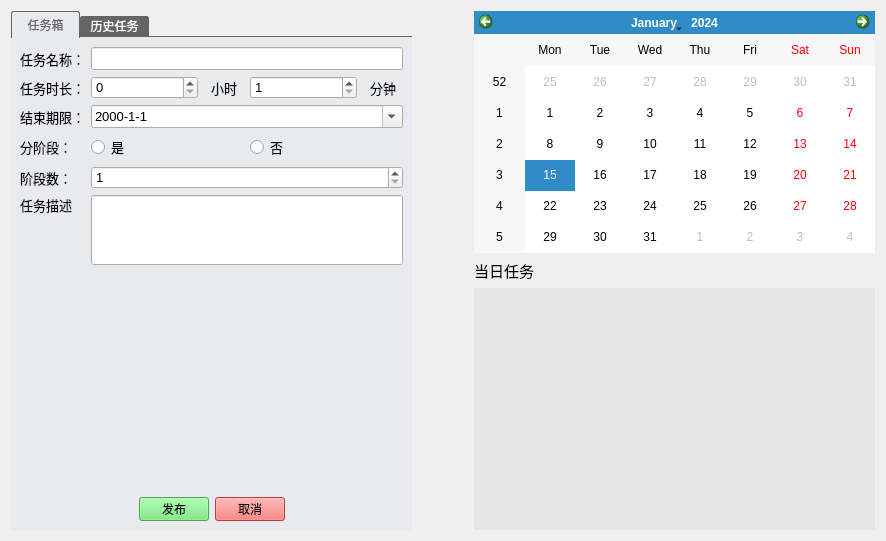
Before: the Qt Designer form gui/taskWidget.ui in WatsonJay/tomato_farm, drawn with Qt 5.
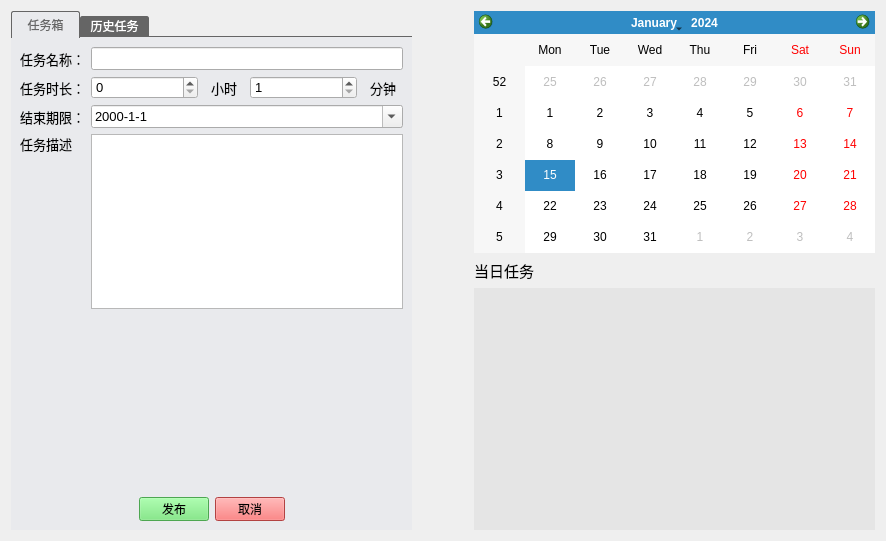
After: the same form once the commit is applied. The open tabs and pages were chosen to show the change. Icons and pictures are not drawn.

The edit to the form file:
```diff
--- a/gui/taskWidget.ui
+++ b/gui/taskWidget.ui
@@ -85,7 +85,7 @@
          <item>
           <widget class="QStackedWidget" name="stackedWidget">
            <property name="currentIndex">
-            <number>0</number>
+            <number>1</number>
            </property>
            <widget class="QWidget" name="page">
             <layout class="QVBoxLayout" name="verticalLayout_4">
@@ -143,6 +143,13 @@
 	border:none;
 	border-radius:12px;
 	background:#6CE872;
+}
+QPushButton:hover{
+	background:#53b357;
+}
+QPushButton:pressed{
+	border:1px solid white;
+	background:#53b357;
 }</string>
                  </property>
                  <property name="text">
@@ -182,7 +189,15 @@
 	border:none;
 	border-radius:12px;
 	background:#FEE66E;
-}</string>
+}
+QPushButton:hover{
+	background:#c5b355;
+}
+QPushButton:pressed{
+	border:1px solid white;
+	background:#c5b355;
+}
+</string>
                  </property>
                  <property name="text">
                   <string/>
@@ -221,6 +236,13 @@
 	border:none;
 	border-radius:12px;
 	background:#F95D5C;
+}
+QPushButton:hover{
+	background:#aa3e3e;
+}
+QPushButton:pressed{
+	border:1px solid white;
+	background:#aa3e3e;
 }</string>
                  </property>
                  <property name="text">
@@ -257,7 +279,7 @@
               </layout>
              </item>
              <item>
-              <widget class="QListWidget" name="TaskListWidget">
+              <widget class="QListWidget" name="taskListWidget">
                <property name="styleSheet">
                 <string notr="true">QListWidget{
 	border:none;
@@ -275,6 +297,12 @@
     border-radius:10px;
     padding:2px 4px;
 }
+QWidget&gt;QTextEdit{
+	border:1px solid gray;
+	background:white;
+    border-radius:10px;
+	padding:2px 4px;
+}
 QWidget&gt;QDateEdit{
 	border:1px solid gray;
 	border-radius:10px;
@@ -347,6 +375,16 @@
                  </property>
                 </widget>
                </item>
+               <item row="0" column="1">
+                <widget class="QLineEdit" name="taskNameEdit">
+                 <property name="font">
+                  <font>
+                   <family>Microsoft YaHei UI</family>
+                   <pointsize>10</pointsize>
+                  </font>
+                 </property>
+                </widget>
+               </item>
                <item row="1" column="0">
                 <widget class="QLabel" name="label_3">
                  <property name="font">
@@ -360,87 +398,6 @@
                  </property>
                 </widget>
                </item>
-               <item row="2" column="0">
-                <widget class="QLabel" name="label_4">
-                 <property name="font">
-                  <font>
-                   <family>Microsoft YaHei UI</family>
-                   <pointsize>10</pointsize>
-                  </font>
-                 </property>
-                 <property name="text">
-                  <string>结束期限：</string>
-                 </property>
-                </widget>
-               </item>
-               <item row="3" column="0">
-                <widget class="QLabel" name="label_5">
-                 <property name="font">
-                  <font>
-                   <family>Microsoft YaHei UI</family>
-                   <pointsize>10</pointsize>
-                  </font>
-                 </property>
-                 <property name="text">
-                  <string>分阶段：</string>
-                 </property>
-                </widget>
-               </item>
-               <item row="4" column="0">
-                <widget class="QLabel" name="label_6">
-                 <property name="font">
-                  <font>
-                   <family>Microsoft YaHei UI</family>
-                   <pointsize>10</pointsize>
-                  </font>
-                 </property>
-                 <property name="text">
-                  <string>阶段数：</string>
-                 </property>
-                </widget>
-               </item>
-               <item row="0" column="1">
-                <widget class="QLineEdit" name="taskNameEdit">
-                 <property name="font">
-                  <font>
-                   <family>Microsoft YaHei UI</family>
-                   <pointsize>10</pointsize>
-                  </font>
-                 </property>
-                </widget>
-               </item>
-               <item row="5" column="0">
-                <widget class="QLabel" name="label_7">
-                 <property name="font">
-                  <font>
-                   <family>Microsoft YaHei UI</family>
-                   <pointsize>10</pointsize>
-                  </font>
-                 </property>
-                 <property name="text">
-                  <string>任务描述</string>
-                 </property>
-                 <property name="alignment">
-                  <set>Qt::AlignLeading|Qt::AlignLeft|Qt::AlignTop</set>
-                 </property>
-                </widget>
-               </item>
-               <item row="5" column="1">
-                <widget class="QLineEdit" name="taskDescEdit">
-                 <property name="minimumSize">
-                  <size>
-                   <width>0</width>
-                   <height>70</height>
-                  </size>
-                 </property>
-                 <property name="font">
-                  <font>
-                   <family>Microsoft YaHei UI</family>
-                   <pointsize>10</pointsize>
-                  </font>
-                 </property>
-                </widget>
-               </item>
                <item row="1" column="1">
                 <layout class="QHBoxLayout" name="horizontalLayout_4">
                  <item>
@@ -518,6 +475,19 @@
                  </item>
                 </layout>
                </item>
+               <item row="2" column="0">
+                <widget class="QLabel" name="label_4">
+                 <property name="font">
+                  <font>
+                   <family>Microsoft YaHei UI</family>
+                   <pointsize>10</pointsize>
+                  </font>
+                 </property>
+                 <property name="text">
+                  <string>结束期限：</string>
+                 </property>
+                </widget>
+               </item>
                <item row="2" column="1">
                 <widget class="QDateEdit" name="taskDeadLineEdit">
                  <property name="font">
@@ -534,50 +504,30 @@
                  </property>
                 </widget>
                </item>
+               <item row="3" column="0">
+                <widget class="QLabel" name="label_7">
+                 <property name="font">
+                  <font>
+                   <family>Microsoft YaHei UI</family>
+                   <pointsize>10</pointsize>
+                  </font>
+                 </property>
+                 <property name="text">
+                  <string>任务描述</string>
+                 </property>
+                 <property name="alignment">
+                  <set>Qt::AlignLeading|Qt::AlignLeft|Qt::AlignTop</set>
+                 </property>
+                </widget>
+               </item>
                <item row="3" column="1">
-                <layout class="QHBoxLayout" name="horizontalLayout_5">
-                 <item>
-                  <widget class="QRadioButton" name="yesRadioButton">
-                   <property name="font">
-                    <font>
-                     <family>Microsoft YaHei UI</family>
-                     <pointsize>10</pointsize>
-                    </font>
-                   </property>
-                   <property name="text">
-                    <string>是</string>
-                   </property>
-                  </widget>
-                 </item>
-                 <item>
-                  <widget class="QRadioButton" name="noRadioButton">
-                   <property name="font">
-                    <font>
-                     <family>Microsoft YaHei UI</family>
-                     <pointsize>10</pointsize>
-                    </font>
-                   </property>
-                   <property name="text">
-                    <string>否</string>
-                   </property>
-                  </widget>
-                 </item>
-                </layout>
-               </item>
-               <item row="4" column="1">
-                <widget class="QSpinBox" name="stageSpinBox">
+                <widget class="QTextEdit" name="taskDescEdit">
                  <property name="font">
                   <font>
                    <family>Microsoft YaHei UI</family>
                    <pointsize>10</pointsize>
                   </font>
                  </property>
-                 <property name="minimum">
-                  <number>1</number>
-                 </property>
-                 <property name="maximum">
-                  <number>10</number>
-                 </property>
                 </widget>
                </item>
               </layout>
```
